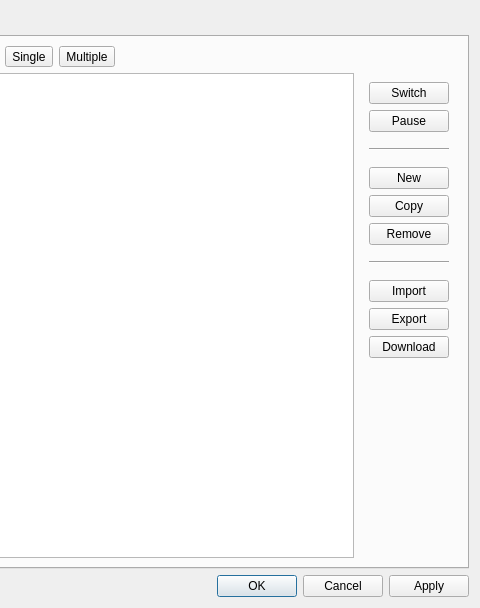
Before: the Qt Designer form app/settingsdialog.ui in KDE/latte-dock, drawn with Qt 5; both pictures show x 360 to 840 and y 0 to 608 of the 840 by 608 pixel window.
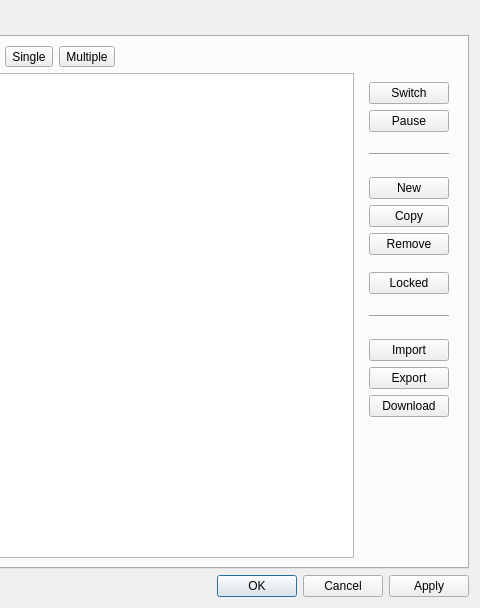
After: the same form once the commit is applied. Icons and pictures are not drawn.

Commit message: add lock layout button in settings

Patch:
```diff
--- a/app/settingsdialog.ui
+++ b/app/settingsdialog.ui
@@ -169,7 +169,7 @@
                 <property name="sizeHint" stdset="0">
                  <size>
                   <width>20</width>
-                  <height>10</height>
+                  <height>15</height>
                  </size>
                 </property>
                </spacer>
@@ -198,7 +198,7 @@
                 <property name="sizeHint" stdset="0">
                  <size>
                   <width>20</width>
-                  <height>10</height>
+                  <height>15</height>
                  </size>
                 </property>
                </spacer>
@@ -248,6 +248,38 @@
                 </property>
                </widget>
               </item>
+              <item>
+               <spacer name="verticalSpacer_10">
+                <property name="orientation">
+                 <enum>Qt::Vertical</enum>
+                </property>
+                <property name="sizeType">
+                 <enum>QSizePolicy::Fixed</enum>
+                </property>
+                <property name="sizeHint" stdset="0">
+                 <size>
+                  <width>1</width>
+                  <height>11</height>
+                 </size>
+                </property>
+               </spacer>
+              </item>
+              <item>
+               <widget class="QPushButton" name="lockedButton">
+                <property name="toolTip">
+                 <string>Lock layout and make it read-only</string>
+                </property>
+                <property name="text">
+                 <string comment="locked layout">Locked</string>
+                </property>
+                <property name="icon">
+                 <iconset theme="object-locked"/>
+                </property>
+                <property name="checkable">
+                 <bool>true</bool>
+                </property>
+               </widget>
+              </item>
               <item>
                <spacer name="verticalSpacer_2">
                 <property name="orientation">
@@ -259,7 +291,7 @@
                 <property name="sizeHint" stdset="0">
                  <size>
                   <width>20</width>
-                  <height>10</height>
+                  <height>15</height>
                  </size>
                 </property>
                </spacer>
@@ -303,7 +335,7 @@
                 <property name="sizeHint" stdset="0">
                  <size>
                   <width>20</width>
-                  <height>10</height>
+                  <height>15</height>
                  </size>
                 </property>
                </spacer>
```
The commit also changes 3 other files.
